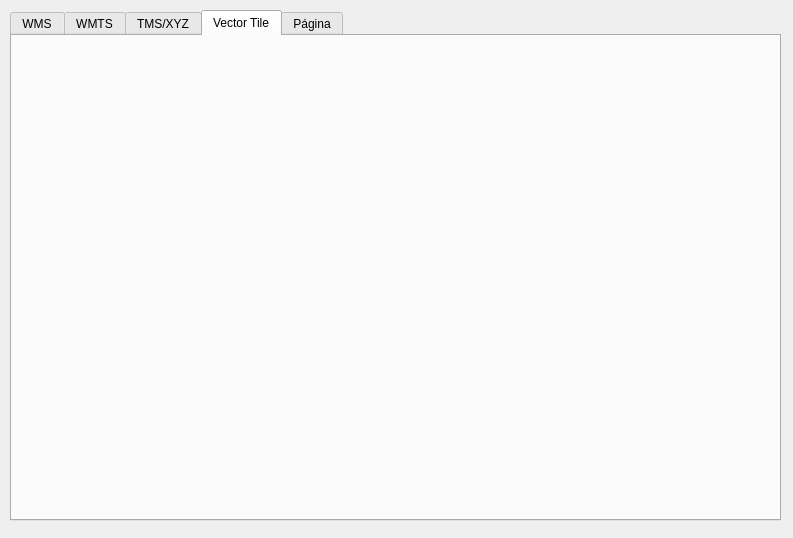
First picture: the form in serviciosidee2qgis/serviciosIDEE2QGIS_dialog_base.ui, repository IngenieroGeomatico/serviciosIDEE2QGIS, before the edit.
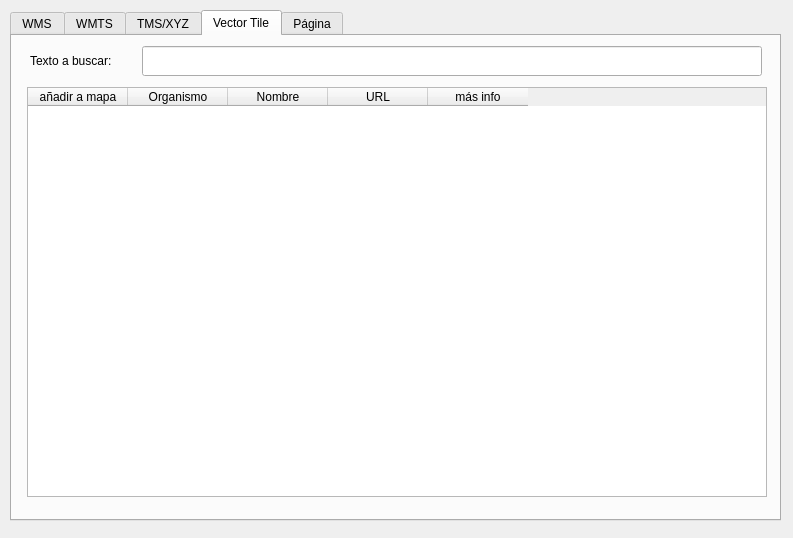
Second picture: the form after the edit. The open tabs and pages were chosen to show the change.

Commit message: Se termina con servicios MVT

```diff
--- a/serviciosidee2qgis/serviciosIDEE2QGIS_dialog_base.ui
+++ b/serviciosidee2qgis/serviciosIDEE2QGIS_dialog_base.ui
@@ -209,6 +209,64 @@
     <attribute name="title">
      <string>Vector Tile</string>
     </attribute>
+    <widget class="QLabel" name="label_4">
+     <property name="geometry">
+      <rect>
+       <x>18</x>
+       <y>16</y>
+       <width>110</width>
+       <height>18</height>
+      </rect>
+     </property>
+     <property name="text">
+      <string>Texto a buscar:</string>
+     </property>
+    </widget>
+    <widget class="QTableWidget" name="tableWidget_MVT">
+     <property name="geometry">
+      <rect>
+       <x>15</x>
+       <y>51</y>
+       <width>740</width>
+       <height>410</height>
+      </rect>
+     </property>
+     <column>
+      <property name="text">
+       <string>añadir a mapa</string>
+      </property>
+     </column>
+     <column>
+      <property name="text">
+       <string>Organismo</string>
+      </property>
+     </column>
+     <column>
+      <property name="text">
+       <string>Nombre</string>
+      </property>
+     </column>
+     <column>
+      <property name="text">
+       <string>URL</string>
+      </property>
+     </column>
+     <column>
+      <property name="text">
+       <string>más info</string>
+      </property>
+     </column>
+    </widget>
+    <widget class="QLineEdit" name="lineEditBuscar_MVT">
+     <property name="geometry">
+      <rect>
+       <x>130</x>
+       <y>10</y>
+       <width>620</width>
+       <height>30</height>
+      </rect>
+     </property>
+    </widget>
    </widget>
    <widget class="QWidget" name="tab_3">
     <attribute name="title">
```
Left out of the diff: 2 changed lines with no effect on the pictures. The commit also changes 1 other file.
